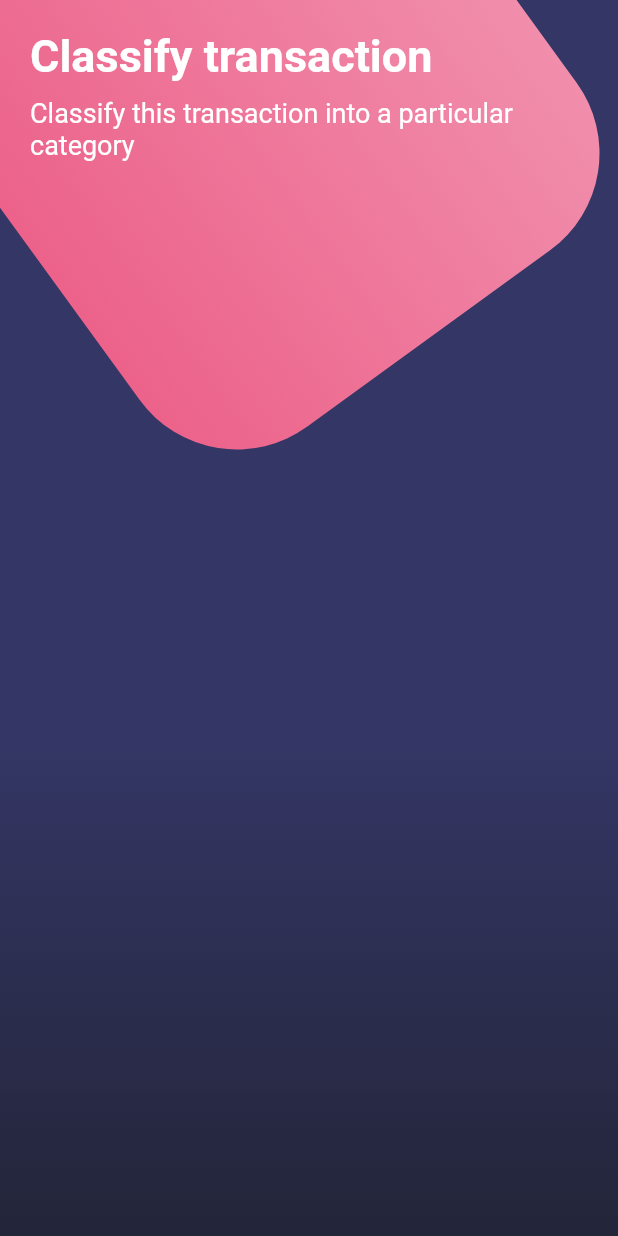
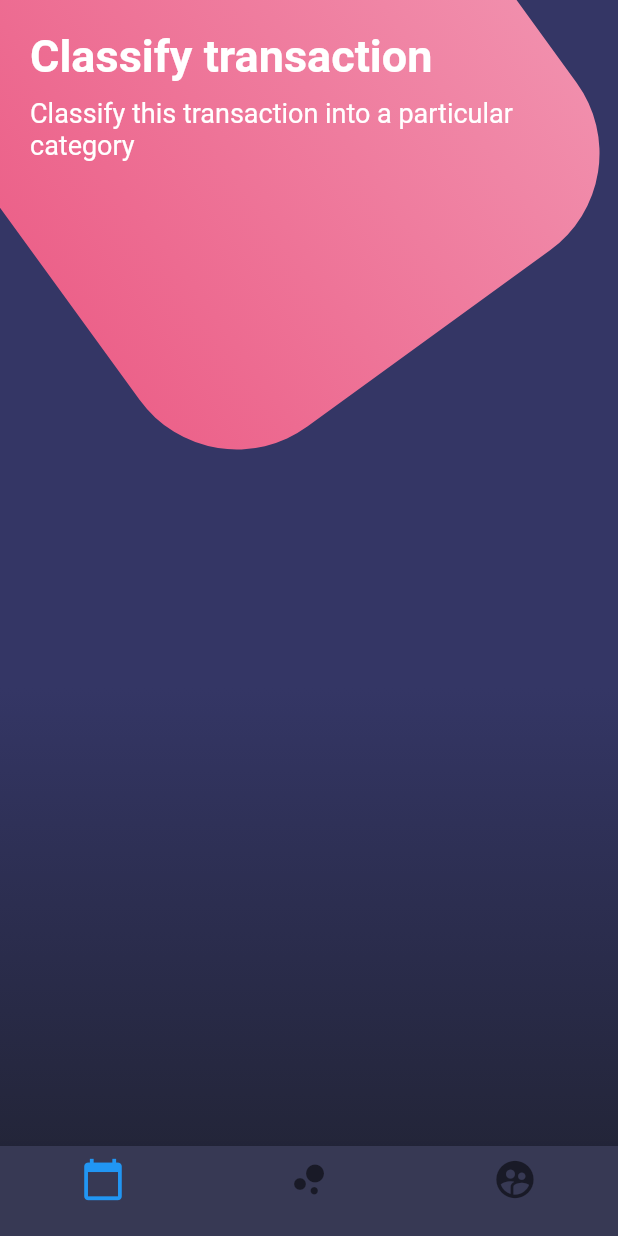
Before and after one commit to KarenTamer/Disenos, a Flutter app: the screen it shows after launch, on a phone screen of 412 x 824 dp. Run offline on Flutter 3.47's test engine with Material 2 defaults, Android fonts, the phone set to English and light mode, and no system bars.

Commit message:
Diseño Compuesto Buttom

```diff
--- a/lib/src/pages/botones_page.dart
+++ b/lib/src/pages/botones_page.dart
@@ -20,6 +20,7 @@ class BotonesPage extends StatelessWidget {
           )
         ],
       ),
+      bottomNavigationBar: _bottomNavigationBar(context)
     );
   }
 
@@ -87,5 +88,31 @@ class BotonesPage extends StatelessWidget {
     );
   }
 
+  Widget _bottomNavigationBar(BuildContext context){
+    return Theme(
+      data: Theme.of(context).copyWith(
+        canvasColor: Color.fromRGBO(55, 57, 84, 1.0),
+        primaryColor: Colors.pinkAccent,
+        textTheme: Theme.of(context).textTheme
+        .copyWith(caption: TextStyle(color: Color.fromRGBO(116, 117, 152, 1.0))),
+      ),
+      child: BottomNavigationBar(
+        items: [
+          BottomNavigationBarItem(
+            icon: Icon( Icons.calendar_today, size: 30.0),
+            label: (''),
+          ),
+          BottomNavigationBarItem(
+            icon: Icon( Icons.bubble_chart, size: 30.0),
+            label: (''),
+          ),
+          BottomNavigationBarItem(
+            icon: Icon( Icons.supervised_user_circle, size: 30.0),
+            label: (''),
+          ),
+          ],
+        ),
+    );
+  }
 
 }
```
